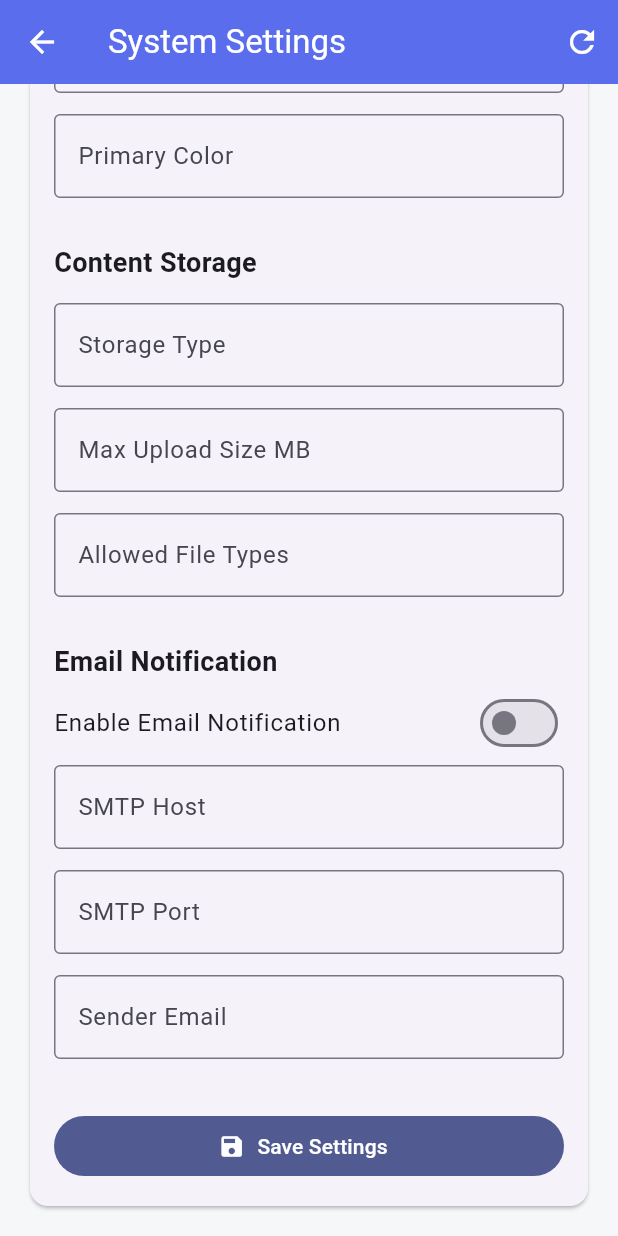
After one commit to Mochaliew/Mobile-Assignment, a Flutter app: the SystemSettingsScreen screen opened directly, scrolled down 126 dp, after a tap on "Enable Email Notification", on a phone screen of 412 x 824 dp. The commit adds this screen. Run offline on Flutter 3.47's test engine with Material 3 defaults, Android fonts, the phone set to English and light mode, and no system bars; our stand-ins replace file_picker, supabase_flutter; accounts and stored records are empty.

Commit message:
admin auditlogs n setting

```diff
--- /dev/null
+++ b/lib/admin_screens/system_settings.dart
@@ -0,0 +1,199 @@
+import 'package:flutter/material.dart';
+import 'package:supabase_flutter/supabase_flutter.dart';
+
+class SystemSettingsScreen extends StatefulWidget {
+  const SystemSettingsScreen({super.key});
+
+  @override
+  State<SystemSettingsScreen> createState() => _SystemSettingsScreenState();
+}
+
+class _SystemSettingsScreenState extends State<SystemSettingsScreen> {
+  final supabase = Supabase.instance.client;
+
+  final platformName = TextEditingController();
+  final primaryColor = TextEditingController();
+  final storageType = TextEditingController();
+  final maxUploadSize = TextEditingController();
+  final allowedFileTypes = TextEditingController();
+  final smtpHost = TextEditingController();
+  final smtpPort = TextEditingController();
+  final senderEmail = TextEditingController();
+
+  bool enableEmailNotification = true;
+  bool _isLoading = false;
+  int? systemSettingId;
+
+  @override
+  void initState() {
+    super.initState();
+    fetchSettings();
+  }
+
+  Future<void> fetchSettings() async {
+    setState(() => _isLoading = true);
+
+    try {
+      final response =
+      await supabase.from('system_settings').select().maybeSingle();
+
+      if (response != null) {
+        systemSettingId = response['system_setting_id'];
+        platformName.text = response['platform_name'] ?? '';
+        primaryColor.text = response['primary_color'] ?? '';
+        storageType.text = response['storage_type'] ?? '';
+        maxUploadSize.text = response['max_upload_size_mb'].toString();
+        allowedFileTypes.text = response['allowed_file_types'] ?? '';
+        smtpHost.text = response['smtp_host'] ?? '';
+        smtpPort.text = response['smtp_port'].toString();
+        senderEmail.text = response['sender_email'] ?? '';
+        enableEmailNotification =
+            response['enable_email_notification'] ?? true;
+      }
+    } catch (e) {
+      showMessage('Error loading settings: $e');
+    } finally {
+      setState(() => _isLoading = false);
+    }
+  }
+
+  Future<void> saveSettings() async {
+    if (systemSettingId == null) {
+      showMessage('System settings not found.');
+      return;
+    }
+
+    try {
+      await supabase.from('system_settings').update({
+        'platform_name': platformName.text.trim(),
+        'primary_color': primaryColor.text.trim(),
+        'storage_type': storageType.text.trim(),
+        'max_upload_size_mb': int.tryParse(maxUploadSize.text) ?? 50,
+        'allowed_file_types': allowedFileTypes.text.trim(),
+        'enable_email_notification': enableEmailNotification,
+        'smtp_host': smtpHost.text.trim(),
+        'smtp_port': int.tryParse(smtpPort.text) ?? 587,
+        'sender_email': senderEmail.text.trim(),
+      }).eq('system_setting_id', systemSettingId!);
+
+      showMessage('System settings updated successfully');
+    } catch (e) {
+      showMessage('Update failed: $e');
+    }
+  }
+
+  void showMessage(String message) {
+    ScaffoldMessenger.of(context)
+      ..clearSnackBars()
+      ..showSnackBar(SnackBar(content: Text(message)));
+  }
+
+  @override
+  void dispose() {
+    platformName.dispose();
+    primaryColor.dispose();
+    storageType.dispose();
+    maxUploadSize.dispose();
+    allowedFileTypes.dispose();
+    smtpHost.dispose();
+    smtpPort.dispose();
+    senderEmail.dispose();
+    super.dispose();
+  }
+
+  Widget input(String label, TextEditingController controller) {
+    return Padding(
+      padding: const EdgeInsets.only(bottom: 14),
+      child: TextField(
+        controller: controller,
+        decoration: InputDecoration(
+          labelText: label,
+          border: const OutlineInputBorder(),
+        ),
+      ),
+    );
+  }
+
+  @override
+  Widget build(BuildContext context) {
+    return Scaffold(
+      backgroundColor: const Color(0xFFF6F7F9),
+      appBar: AppBar(
+        title: const Text('System Settings'),
+        backgroundColor: const Color(0xFF5B6FF5),
+        foregroundColor: Colors.white,
+        actions: [
+          IconButton(
+            onPressed: fetchSettings,
+            icon: const Icon(Icons.refresh),
+          ),
+        ],
+      ),
+      body: _isLoading
+          ? const Center(child: CircularProgressIndicator())
+          : SingleChildScrollView(
+        padding: const EdgeInsets.all(16),
+        child: Card(
+          child: Padding(
+            padding: const EdgeInsets.all(16),
+            child: Column(
+              crossAxisAlignment: CrossAxisAlignment.stretch,
+              children: [
+                const Text(
+                  'Platform Branding',
+                  style: TextStyle(
+                    fontSize: 18,
+                    fontWeight: FontWeight.bold,
+                  ),
+                ),
+                const SizedBox(height: 14),
+                input('Platform Name', platformName),
+                input('Primary Color', primaryColor),
+
+                const SizedBox(height: 16),
+                const Text(
+                  'Content Storage',
+                  style: TextStyle(
+                    fontSize: 18,
+                    fontWeight: FontWeight.bold,
+                  ),
+                ),
+                const SizedBox(height: 14),
+                input('Storage Type', storageType),
+                input('Max Upload Size MB', maxUploadSize),
+                input('Allowed File Types', allowedFileTypes),
+
+                const SizedBox(height: 16),
+                const Text(
+                  'Email Notification',
+                  style: TextStyle(
+                    fontSize: 18,
+                    fontWeight: FontWeight.bold,
+                  ),
+                ),
+                SwitchListTile(
+                  contentPadding: EdgeInsets.zero,
+                  title: const Text('Enable Email Notification'),
+                  value: enableEmailNotification,
+                  onChanged: (value) {
+                    setState(() => enableEmailNotification = value);
+                  },
+                ),
+                input('SMTP Host', smtpHost),
+                input('SMTP Port', smtpPort),
+                input('Sender Email', senderEmail),
+
+                const SizedBox(height: 20),
+                FilledButton.icon(
+                  onPressed: saveSettings,
+                  icon: const Icon(Icons.save),
+                  label: const Text('Save Settings'),
+                ),
+              ],
+            ),
+          ),
+        ),
+      ),
+    );
+  }
+}
```
Also changed, not shown: lib/admin_screens/admin_dashboard.dart (+20 -1 lines), lib/admin_screens/audit_logs.dart (added, +128 -0 lines).
